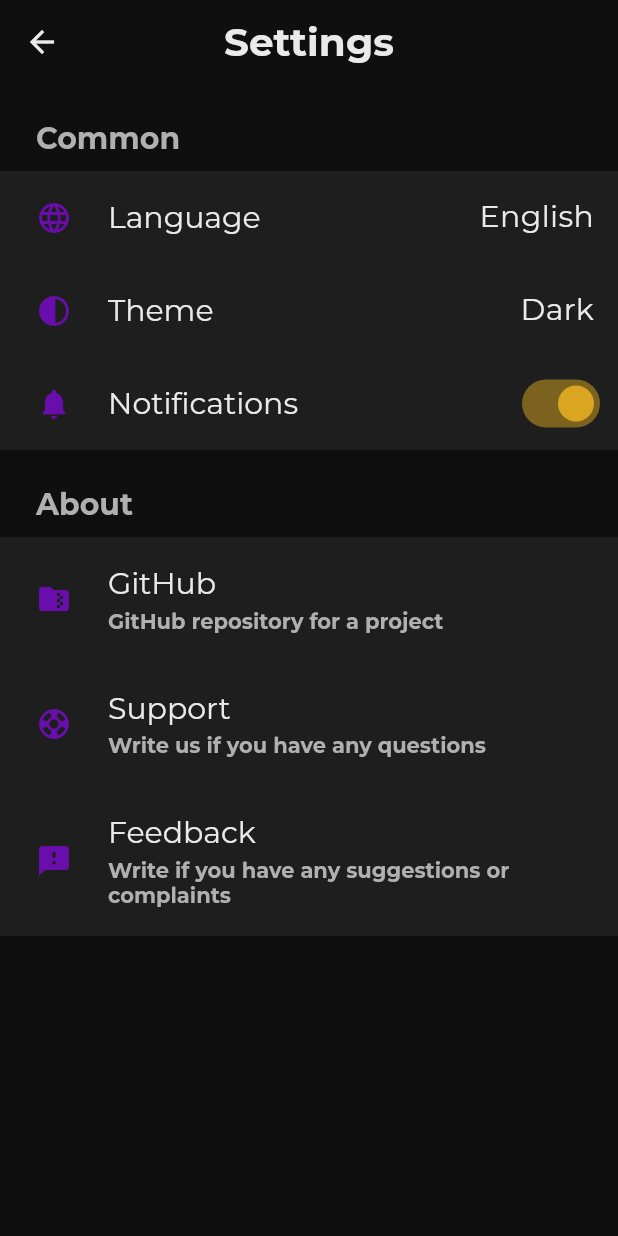
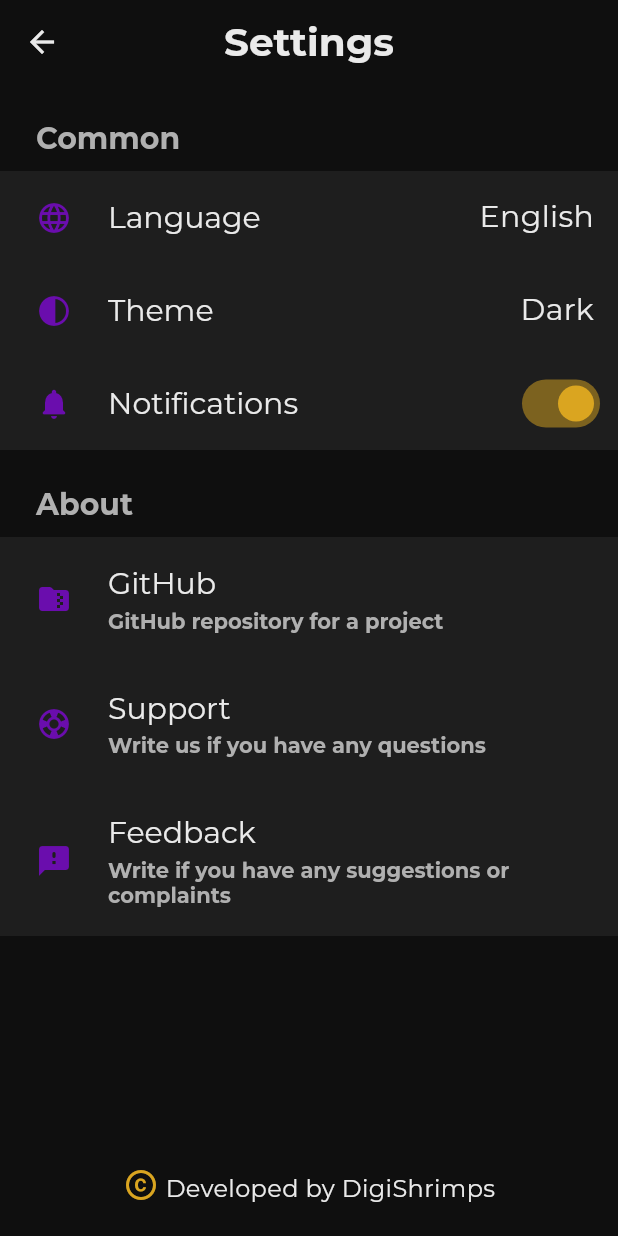
Before and after one commit to DigiShrimps/Swayzy, a Flutter app: the Settings screen opened by its route, on a phone screen of 412 x 824 dp. Run offline on Flutter 3.47's test engine with Material 3 defaults, Android fonts, the phone set to English and light mode, and no system bars; drawn by our look-alikes of settings_ui; our stand-ins replace firebase_auth, firebase_core, flutter_dotenv, flutter_native_splash; missing offline and left inert: firebase_ui_auth, firebase_ui_oauth_google, flutter_inappwebview; accounts and stored records are empty.

Commit message:
Some settings modifications

```diff
--- a/swayzy/lib/screens/settings/settings.dart
+++ b/swayzy/lib/screens/settings/settings.dart
@@ -1,5 +1,6 @@
 import 'package:flutter/material.dart';
 import 'package:settings_ui/settings_ui.dart';
+import 'package:url_launcher/url_launcher.dart';
 
 import '../../constants/app_colors.dart';
 import '../../constants/app_text_styles.dart';
@@ -16,6 +17,21 @@ class Settings extends StatefulWidget {
 bool areNotificationsEnabled = true;
 
 class _SettingsState extends State<Settings> {
+
+  _launchURL(String pageURL) async {
+    final Uri _url = Uri.parse(pageURL);
+    if (!await launchUrl(_url)) {
+      throw Exception('Could not launch $_url'); //TODO забити чи поміняти на щось нормальне
+    }
+  }
+
+  _sendingMails() async {
+    var mailId="digishrimps@gmail.com";
+    var subject="[Swayzy Support] *Topic of question*";
+    var message="Hello! I have question about the app: ";
+    await launchUrl(Uri.parse("mailto:$mailId?subject=$subject&body=$message"));
+  }
+
   @override
   Widget build(BuildContext context) {
     return Scaffold(
@@ -24,7 +40,10 @@ class _SettingsState extends State<Settings> {
         titleTextStyle: AppTextStyles.title,
         centerTitle: true,
       ),
-      body: SettingsList(
+      body: Stack(
+        alignment: Alignment.center,
+        children: [
+          SettingsList(
             lightTheme: const SettingsThemeData(
               settingsListBackground: AppColors.primaryBackground,
               leadingIconsColor: AppColors.accent,
@@ -100,6 +119,7 @@ class _SettingsState extends State<Settings> {
                       "GitHub repository for a project",
                       style: AppTextStyles.smallDescription,
                     ),
+                    onPressed: (context) async => _launchURL("https://github.com/DigiShrimps/Swayzy"),
                   ),
                   SettingsTile(
                     leading: const Icon(Icons.support_rounded),
@@ -111,6 +131,7 @@ class _SettingsState extends State<Settings> {
                       "Write us if you have any questions",
                       style: AppTextStyles.smallDescription,
                     ),
+                    onPressed: (context) async => _sendingMails(),
                   ),
                   SettingsTile(
                     leading: const Icon(Icons.feedback_rounded),
@@ -122,10 +143,31 @@ class _SettingsState extends State<Settings> {
                       "Write if you have any suggestions or complaints",
                       style: AppTextStyles.smallDescription,
                     ),
+                    onPressed: (context) async => _launchURL("https://github.com/DigiShrimps/Swayzy/discussions"),
                   ),
                 ],
               )
             ]
+          ),
+          Positioned(
+            bottom: 20,
+            child: Text.rich(
+              style: AppTextStyles.body,
+              textAlign: TextAlign.center,
+              const TextSpan(
+                children: [
+                  WidgetSpan(
+                    child: Icon(
+                      Icons.copyright_rounded,
+                      color: AppColors.highlight,
+                    )
+                  ),
+                  TextSpan(text: " Developed by DigiShrimps"),
+                ]
+              ),
+            )
+          ),
+        ],
       )
     );
   }
--- a/swayzy/pubspec.yaml
+++ b/swayzy/pubspec.yaml
@@ -26,6 +26,7 @@ dependencies:
   flutter_dotenv: ^5.0.2
   flutter_native_splash: ^2.4.6
   settings_ui: ^2.0.2
+  url_launcher: ^6.3.1
 
 dev_dependencies:
   flutter_test:
```
Also changed, not shown: swayzy/pubspec.lock. Lines whose indentation alone changed are shown as unchanged.
